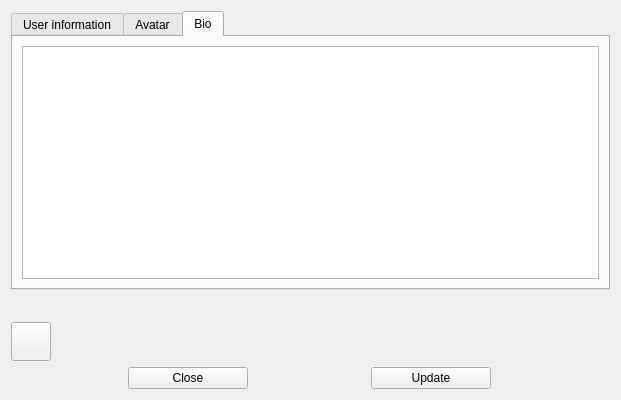
pinnaculum/galacteek, file galacteek/ui/profileeditdialog.ui: the form before one commit.
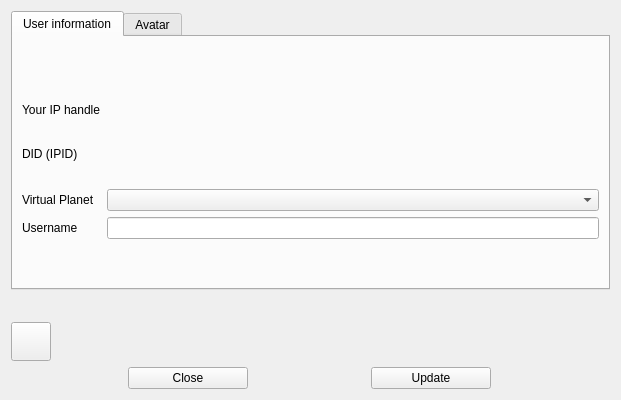
The form after the commit. The open tabs and pages were chosen to show the change. Icons and pictures are not drawn.

```diff
--- a/galacteek/ui/profileeditdialog.ui
+++ b/galacteek/ui/profileeditdialog.ui
@@ -89,7 +89,7 @@
             <number>16</number>
            </property>
            <property name="clearButtonEnabled">
-            <bool>true</bool>
+            <bool>false</bool>
            </property>
           </widget>
          </item>
@@ -173,20 +173,6 @@
          </item>
         </layout>
        </widget>
-       <widget class="QWidget" name="tab_3">
-        <attribute name="title">
-         <string>Bio</string>
-        </attribute>
-        <layout class="QVBoxLayout" name="verticalLayout_6">
-         <item>
-          <layout class="QVBoxLayout" name="verticalLayout_5">
-           <item>
-            <widget class="QTextEdit" name="bio"/>
-           </item>
-          </layout>
-         </item>
-        </layout>
-       </widget>
       </widget>
      </item>
      <item>
```
